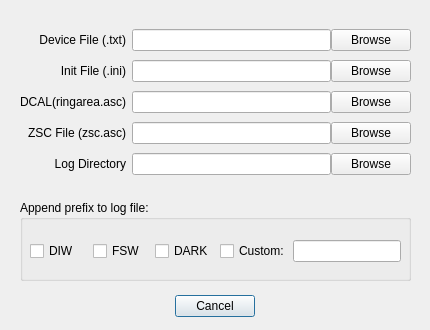
Old version of the form inlinino/resources/setup_lisst.ui in the repository OceanOptics/Inlinino.
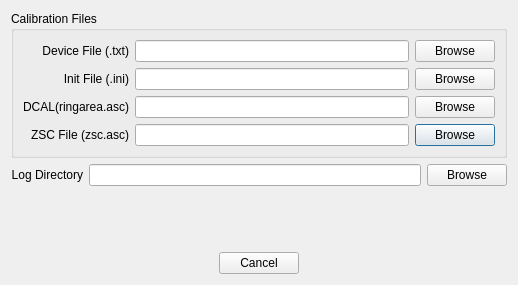
New version of the form.

Commit message:
Updated UI + Moved Append log file prefix to new dialog when start logging
    + Dialog are now modal which prevents accessing the main window (bug fix opened multiple time same setup dialog)
    + Added title to secondary figures showing spectrum (ACS, LISST)
    + Added method instrument.log_update_cfg and instrument.log_get_file_ext
    + Dialog Logging Options doesn't write parameters to configuration file
    + gui.py added parent window to each dialog
    + ressources/*.ui updated design and switch all dialog to modal
    +

What changed in the file:
```diff
--- a/inlinino/resources/setup_lisst.ui
+++ b/inlinino/resources/setup_lisst.ui
@@ -6,8 +6,8 @@
    <rect>
     <x>0</x>
     <y>0</y>
-    <width>430</width>
-    <height>330</height>
+    <width>518</width>
+    <height>285</height>
    </rect>
   </property>
   <property name="windowTitle">
@@ -16,132 +16,68 @@
   <property name="modal">
    <bool>true</bool>
   </property>
-  <widget class="QDialogButtonBox" name="button_box">
-   <property name="geometry">
-    <rect>
-     <x>30</x>
-     <y>290</y>
-     <width>370</width>
-     <height>32</height>
-    </rect>
-   </property>
-   <property name="orientation">
-    <enum>Qt::Horizontal</enum>
-   </property>
-   <property name="standardButtons">
-    <set>QDialogButtonBox::Cancel</set>
-   </property>
-   <property name="centerButtons">
-    <bool>true</bool>
-   </property>
-  </widget>
+  <layout class="QVBoxLayout" name="verticalLayout">
+   <item>
   <widget class="QGroupBox" name="groupBox">
-   <property name="geometry">
-    <rect>
-     <x>20</x>
-     <y>200</y>
-     <width>391</width>
-     <height>81</height>
-    </rect>
-   </property>
    <property name="title">
-    <string>Append prefix to log file:</string>
-   </property>
-   <widget class="QWidget" name="layoutWidget">
-    <property name="geometry">
-     <rect>
-      <x>10</x>
-      <y>31</y>
-      <width>371</width>
-      <height>41</height>
-     </rect>
-    </property>
-    <layout class="QHBoxLayout" name="horizontalLayout_5">
-     <property name="spacing">
-      <number>-1</number>
-     </property>
-     <item>
-      <widget class="QCheckBox" name="checkbox_prefix_diw">
+      <string>Calibration Files</string>
+     </property>
+     <layout class="QGridLayout" name="gridLayout_2">
+      <item row="6" column="1">
+       <widget class="QLabel" name="label_5">
        <property name="text">
-        <string>DIW</string>
-       </property>
-      </widget>
-     </item>
-     <item>
-      <widget class="QCheckBox" name="checkbox_prefix_fsw">
+         <string>ZSC File (zsc.asc)</string>
+        </property>
+        <property name="alignment">
+         <set>Qt::AlignRight|Qt::AlignTrailing|Qt::AlignVCenter</set>
+        </property>
+       </widget>
+      </item>
+      <item row="3" column="1">
+       <widget class="QLabel" name="label_4">
        <property name="text">
-        <string>FSW</string>
-       </property>
-      </widget>
-     </item>
-     <item>
-      <widget class="QCheckBox" name="checkbox_prefix_dark">
+         <string>Init File (.ini)</string>
+        </property>
+        <property name="alignment">
+         <set>Qt::AlignRight|Qt::AlignTrailing|Qt::AlignVCenter</set>
+        </property>
+       </widget>
+      </item>
+      <item row="6" column="4">
+       <widget class="QPushButton" name="button_browse_zsc_file">
        <property name="text">
-        <string>DARK</string>
+         <string>Browse</string>
        </property>
       </widget>
      </item>
-     <item>
-      <layout class="QHBoxLayout" name="horizontalLayout_3">
-       <property name="spacing">
-        <number>0</number>
-       </property>
-       <item>
-        <widget class="QCheckBox" name="checkbox_prefix_custom">
+      <item row="5" column="4">
+       <widget class="QPushButton" name="button_browse_dcal_file">
          <property name="text">
-          <string>Custom: </string>
+         <string>Browse</string>
          </property>
         </widget>
        </item>
-       <item>
-        <widget class="QLineEdit" name="le_prefix_custom">
-         <property name="sizePolicy">
-          <sizepolicy hsizetype="Preferred" vsizetype="Fixed">
-           <horstretch>0</horstretch>
-           <verstretch>0</verstretch>
-          </sizepolicy>
-         </property>
-        </widget>
-       </item>
-      </layout>
-     </item>
-    </layout>
-   </widget>
-  </widget>
-  <widget class="QWidget" name="gridLayoutWidget">
-   <property name="geometry">
-    <rect>
-     <x>20</x>
-     <y>20</y>
-     <width>391</width>
-     <height>167</height>
-    </rect>
-   </property>
-   <layout class="QGridLayout" name="gridLayout">
-    <property name="horizontalSpacing">
-     <number>-1</number>
-    </property>
-    <property name="verticalSpacing">
-     <number>0</number>
-    </property>
-    <item row="0" column="1">
-     <layout class="QHBoxLayout" name="horizontalLayout_2">
-      <property name="spacing">
-       <number>-1</number>
-      </property>
-      <item>
-       <widget class="QLineEdit" name="le_device_file"/>
-      </item>
-      <item>
-       <widget class="QPushButton" name="button_browse_device_file">
-        <property name="text">
-         <string>Browse</string>
-        </property>
+      <item row="5" column="1">
+       <widget class="QLabel" name="label">
+        <property name="text">
+         <string>DCAL(ringarea.asc)</string>
+        </property>
+        <property name="alignment">
+         <set>Qt::AlignRight|Qt::AlignTrailing|Qt::AlignVCenter</set>
+        </property>
+       </widget>
+      </item>
+      <item row="3" column="2">
+       <widget class="QLineEdit" name="le_ini_file">
+        <property name="minimumSize">
+         <size>
+          <width>250</width>
+          <height>0</height>
+         </size>
+        </property>
        </widget>
       </item>
-     </layout>
-    </item>
-    <item row="0" column="0">
+      <item row="2" column="1">
      <widget class="QLabel" name="label_3">
       <property name="text">
        <string>Device File (.txt)</string>
@@ -151,7 +87,56 @@
       </property>
      </widget>
     </item>
-    <item row="4" column="0">
+      <item row="2" column="2">
+       <widget class="QLineEdit" name="le_device_file">
+        <property name="minimumSize">
+         <size>
+          <width>250</width>
+          <height>0</height>
+         </size>
+        </property>
+       </widget>
+      </item>
+      <item row="3" column="4">
+       <widget class="QPushButton" name="button_browse_ini_file">
+        <property name="text">
+         <string>Browse</string>
+        </property>
+       </widget>
+      </item>
+      <item row="2" column="4">
+       <widget class="QPushButton" name="button_browse_device_file">
+        <property name="text">
+         <string>Browse</string>
+        </property>
+       </widget>
+      </item>
+      <item row="5" column="2">
+       <widget class="QLineEdit" name="le_dcal_file">
+        <property name="minimumSize">
+         <size>
+          <width>250</width>
+          <height>0</height>
+         </size>
+        </property>
+       </widget>
+      </item>
+      <item row="6" column="2">
+       <widget class="QLineEdit" name="le_zsc_file">
+        <property name="minimumSize">
+         <size>
+          <width>250</width>
+          <height>0</height>
+         </size>
+        </property>
+       </widget>
+      </item>
+     </layout>
+    </widget>
+   </item>
+   <item>
+    <layout class="QHBoxLayout" name="horizontalLayout">
+     <item>
      <widget class="QLabel" name="label_2">
       <property name="text">
        <string>Log Directory</string>
@@ -161,28 +146,6 @@
       </property>
      </widget>
     </item>
-    <item row="1" column="1">
-     <layout class="QHBoxLayout" name="horizontalLayout">
-      <property name="spacing">
-       <number>-1</number>
-      </property>
-      <item>
-       <widget class="QLineEdit" name="le_ini_file"/>
-      </item>
-      <item>
-       <widget class="QPushButton" name="button_browse_ini_file">
-        <property name="text">
-         <string>Browse</string>
-        </property>
-       </widget>
-      </item>
-     </layout>
-    </item>
-    <item row="4" column="1">
-     <layout class="QHBoxLayout" name="horizontalLayout_4">
-      <property name="spacing">
-       <number>-1</number>
-      </property>
       <item>
        <widget class="QLineEdit" name="le_log_path"/>
       </item>
@@ -195,66 +158,33 @@
       </item>
      </layout>
     </item>
-    <item row="1" column="0">
-     <widget class="QLabel" name="label_4">
-      <property name="text">
-       <string>Init File (.ini)</string>
-      </property>
-      <property name="alignment">
-       <set>Qt::AlignRight|Qt::AlignTrailing|Qt::AlignVCenter</set>
-      </property>
-     </widget>
-    </item>
-    <item row="2" column="0">
-     <widget class="QLabel" name="label">
-      <property name="text">
-       <string>DCAL(ringarea.asc)</string>
-      </property>
-      <property name="alignment">
-       <set>Qt::AlignRight|Qt::AlignTrailing|Qt::AlignVCenter</set>
-      </property>
-     </widget>
-    </item>
-    <item row="3" column="0">
-     <widget class="QLabel" name="label_5">
-      <property name="text">
-       <string>ZSC File (zsc.asc)</string>
-      </property>
-      <property name="alignment">
-       <set>Qt::AlignRight|Qt::AlignTrailing|Qt::AlignVCenter</set>
-      </property>
-     </widget>
-    </item>
-    <item row="2" column="1">
-     <layout class="QHBoxLayout" name="horizontalLayout_6">
-      <item>
-       <widget class="QLineEdit" name="le_dcal_file"/>
-      </item>
-      <item>
-       <widget class="QPushButton" name="button_browse_dcal_file">
-        <property name="text">
-         <string>Browse</string>
-        </property>
-       </widget>
-      </item>
-     </layout>
-    </item>
-    <item row="3" column="1">
-     <layout class="QHBoxLayout" name="horizontalLayout_7">
-      <item>
-       <widget class="QLineEdit" name="le_zsc_file"/>
-      </item>
-      <item>
-       <widget class="QPushButton" name="button_browse_zsc_file">
-        <property name="text">
-         <string>Browse</string>
-        </property>
-       </widget>
-      </item>
-     </layout>
-    </item>
-   </layout>
-  </widget>
+   <item>
+    <spacer name="verticalSpacer">
+     <property name="orientation">
+      <enum>Qt::Vertical</enum>
+     </property>
+     <property name="sizeHint" stdset="0">
+      <size>
+       <width>20</width>
+       <height>0</height>
+      </size>
+     </property>
+    </spacer>
+   </item>
+   <item>
+    <widget class="QDialogButtonBox" name="button_box">
+     <property name="orientation">
+      <enum>Qt::Horizontal</enum>
+     </property>
+     <property name="standardButtons">
+      <set>QDialogButtonBox::Cancel</set>
+     </property>
+     <property name="centerButtons">
+      <bool>true</bool>
+     </property>
+    </widget>
+   </item>
+  </layout>
  </widget>
  <resources/>
  <connections>
```
Left out of the diff: 3 changed lines with no effect on the pictures. Lines whose indentation alone changed are shown as unchanged. The commit also changes 19 other files.
